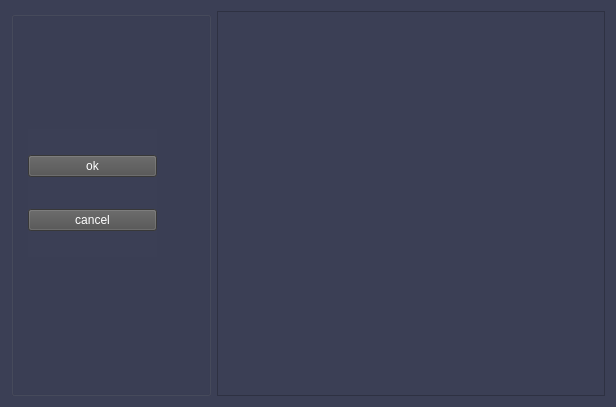
Before: the Qt Designer form GUI/SubscribeToDataGUI.ui in spinlockirqsave/qt_tradingclient_1, drawn with Qt 5.
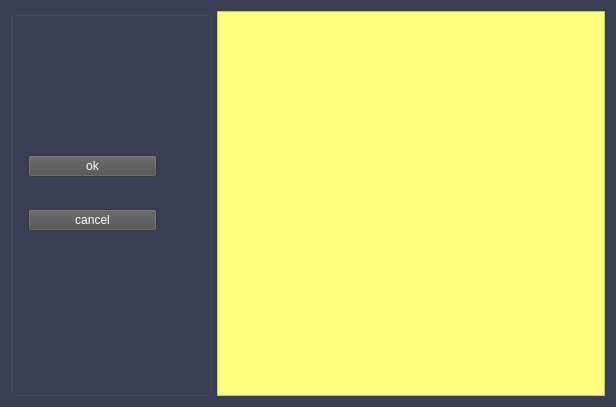
After: the same form once the commit is applied.

Diff of the .ui file:
```diff
--- a/GUI/SubscribeToDataGUI.ui
+++ b/GUI/SubscribeToDataGUI.ui
@@ -99,7 +99,12 @@
      <property name="orientation">
       <enum>Qt::Vertical</enum>
      </property>
-     <widget class="QTableView" name="tableView"/>
+     <widget class="QTableView" name="tableView">
+      <property name="styleSheet">
+       <string notr="true">background-color: rgb(255, 255, 127);
+selection-background-color: rgb(182, 182, 182);</string>
+      </property>
+     </widget>
     </widget>
    </item>
   </layout>
```
